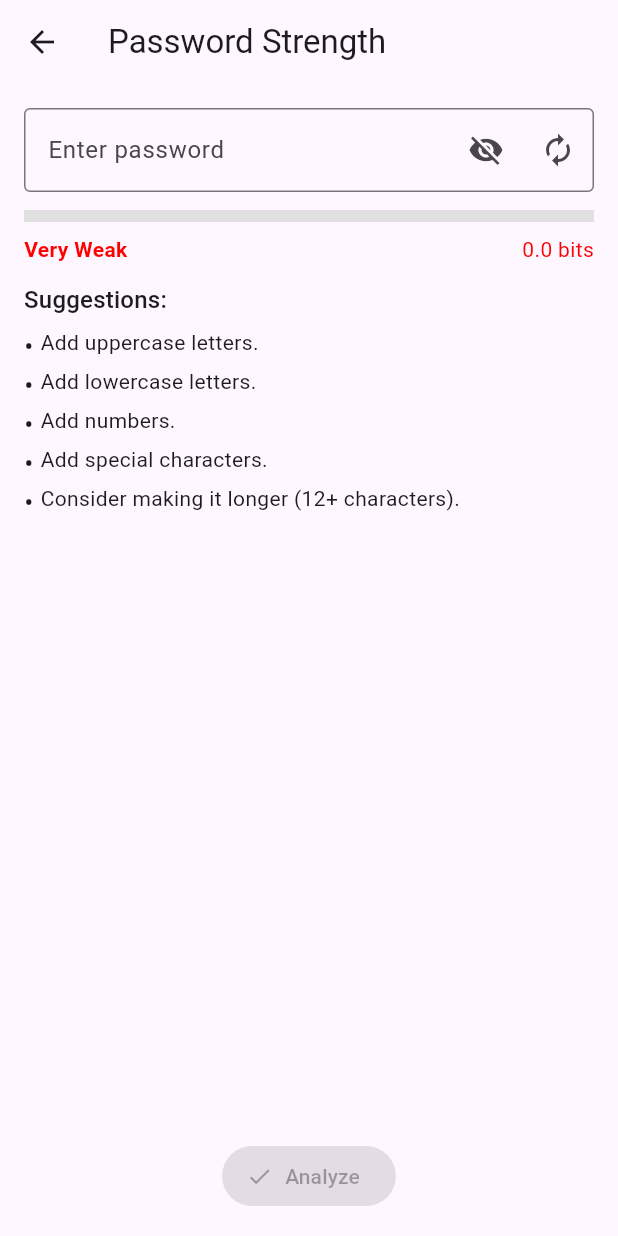
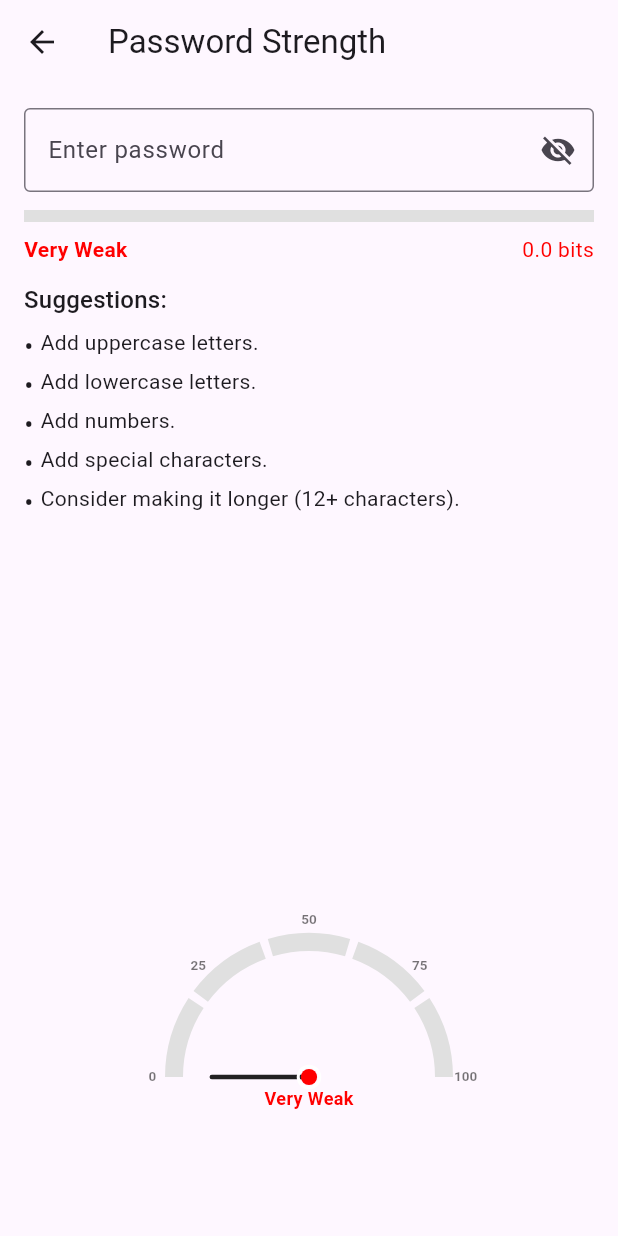
Before and after one commit to MOMORII/SSD, a Flutter app: the screen it shows after launch, after a tap on "Strength Tester", on a phone screen of 412 x 824 dp. Run offline on Flutter 3.47's test engine with Material 3 defaults, Android fonts, the phone set to English and light mode, and no system bars; our stand-ins replace confetti, sqflite, sqflite_common_ffi; accounts and stored records are empty.

Commit message:
staging changes

```diff
--- a/password_hygiene_coach/lib/screens/StrengthFeedback.dart
+++ b/password_hygiene_coach/lib/screens/StrengthFeedback.dart
@@ -1,5 +1,5 @@
 import 'package:flutter/material.dart';
-import 'package:flutter/services.dart';
+import 'dart:math' as math;
 import '../utils/password_utils.dart';
 
 /// --- MAIN CONTROLLER SCREEN ---
@@ -65,36 +65,6 @@ class _StrengthFeedbackScreenState extends State<StrengthFeedbackScreen> {
 
   void _onPasswordChanged(String v) => _updateMetrics(v);
 
-  Future<void> _generatePassword() async {
-    final generated = PasswordGenerator.generate(
-      length: 16,
-      useLowercase: true,
-      useUppercase: true,
-      useNumbers: true,
-      useSymbols: true,
-    );
-    _updateMetrics(generated);
-
-    // show generated password and offer to copy
-    await showDialog(
-      context: context,
-      builder: (ctx) => AlertDialog(
-        title: const Text('Generated password'),
-        content: SelectableText(generated),
-        actions: [
-          TextButton(
-            onPressed: () {
-              Clipboard.setData(ClipboardData(text: generated));
-              Navigator.pop(ctx);
-            },
-            child: const Text('Copy'),
-          ),
-          TextButton(onPressed: () => Navigator.pop(ctx), child: const Text('Close')),
-        ],
-      ),
-    );
-  }
-
   @override
   Widget build(BuildContext context) {
     return FutureBuilder<void>(
@@ -117,19 +87,9 @@ class _StrengthFeedbackScreenState extends State<StrengthFeedbackScreen> {
                   decoration: InputDecoration(
                     labelText: 'Enter password',
                     border: const OutlineInputBorder(),
-                    suffixIcon: Row(
-                      mainAxisSize: MainAxisSize.min,
-                      children: [
-                        IconButton(
-                          icon: Icon(_obscure ? Icons.visibility_off : Icons.visibility),
-                          onPressed: () => setState(() => _obscure = !_obscure),
-                        ),
-                        IconButton(
-                          icon: const Icon(Icons.autorenew),
-                          tooltip: 'Generate',
-                          onPressed: _generatePassword,
-                        ),
-                      ],
+                    suffixIcon: IconButton(
+                      icon: Icon(_obscure ? Icons.visibility_off : Icons.visibility),
+                      onPressed: () => setState(() => _obscure = !_obscure),
                     ),
                   ),
                 ),
@@ -149,32 +109,51 @@ class _StrengthFeedbackScreenState extends State<StrengthFeedbackScreen> {
                   ],
                 ),
                 const SizedBox(height: 12),
-                // Simple suggestions based on missing character classes and length
                 Align(alignment: Alignment.centerLeft, child: Text('Suggestions:', style: Theme.of(context).textTheme.titleMedium)),
                 const SizedBox(height: 6),
-                ..._buildSuggestions(),
-                const Spacer(),
-                ElevatedButton.icon(
-                  onPressed: _password.isEmpty
-                      ? null
-                      : () {
-                          showDialog(
-                            context: context,
-                            builder: (_) => AlertDialog(
-                              title: const Text('Password analyzed'),
-                              content: Text('Strength: $_label\nEntropy: ${_entropy.toStringAsFixed(1)} bits'),
-                              actions: [TextButton(onPressed: () => Navigator.pop(context), child: const Text('OK'))],
-                            ),
-                          );
-                        },
-                  icon: const Icon(Icons.check),
-                  label: const Text('Analyze'),
+                Expanded(
+                  child: SingleChildScrollView(
+                    child: Column(
+                      children: _buildSuggestions(),
+                    ),
+                  ),
+                ),
+                const SizedBox(height: 12),
+                // Gauge/Speedometer widget at bottom
+                SizedBox(
+                  height: 180,
+                  child: _buildGauge(),
                 ),
               ],
             ),
           ),
         );
       },
+    );
+  }
+
+  Widget _buildGauge() {
+    return CustomPaint(
+      painter: GaugePainter(
+        progress: _progress,
+        color: _color,
+      ),
+      child: Center(
+        child: Column(
+          mainAxisAlignment: MainAxisAlignment.center,
+          children: [
+            const SizedBox(height: 28),
+            Text(
+              _label,
+              style: TextStyle(
+                fontSize: 12,
+                fontWeight: FontWeight.bold,
+                color: _color,
+              ),
+            ),
+          ],
+        ),
+      ),
     );
   }
 
@@ -201,3 +180,91 @@ class _StrengthFeedbackScreenState extends State<StrengthFeedbackScreen> {
         .toList();
   }
 }
+
+/// Custom painter for the gauge/speedometer
+class GaugePainter extends CustomPainter {
+  final double progress; // 0.0 to 1.0
+  final Color color;
+
+  GaugePainter({required this.progress, required this.color});
+
+  @override
+  void paint(Canvas canvas, Size size) {
+    final center = Offset(size.width / 2, size.height / 2);
+    final radius = math.min(size.width, size.height) / 2;
+
+    const double startAngle = -math.pi; // left
+    const double totalArc = math.pi; // semicircle
+    const int segments = 5;
+    const double gap = 0.06; // gap between segments (radians)
+    final double totalGaps = gap * (segments - 1);
+    final double sweepPerSegment = (totalArc - totalGaps) / segments;
+    final double filledAngle = totalArc * progress;
+
+    // Draw gray background arcs
+    final Paint bgPaint = Paint()
+      ..color = Colors.grey.shade300
+      ..strokeWidth = 12
+      ..style = PaintingStyle.stroke
+      ..strokeCap = StrokeCap.butt;
+
+    for (int i = 0; i < segments; i++) {
+      final double segStart = startAngle + i * (sweepPerSegment + gap);
+      canvas.drawArc(Rect.fromCircle(center: center, radius: radius), segStart, sweepPerSegment, false, bgPaint);
+    }
+
+    // Draw filled colored portion (use password strength color directly)
+    final Paint fgPaint = Paint()
+      ..color = color
+      ..strokeWidth = 12
+      ..style = PaintingStyle.stroke
+      ..strokeCap = StrokeCap.round;
+    canvas.drawArc(Rect.fromCircle(center: center, radius: radius), startAngle, filledAngle, false, fgPaint);
+
+    // Needle
+    final double needleAngle = startAngle + filledAngle;
+    final Offset needleEnd = Offset(
+      center.dx + radius * 0.72 * math.cos(needleAngle),
+      center.dy + radius * 0.72 * math.sin(needleAngle),
+    );
+    final Paint needlePaint = Paint()
+      ..color = Colors.black87
+      ..strokeWidth = 3
+      ..strokeCap = StrokeCap.round;
+    canvas.drawLine(center, needleEnd, needlePaint);
+
+    // Center cap
+    final Paint capStroke = Paint()
+      ..color = Colors.white
+      ..style = PaintingStyle.stroke
+      ..strokeWidth = 2;
+    final Paint capFill = Paint()..color = color;
+    canvas.drawCircle(center, radius * 0.08, capStroke);
+    canvas.drawCircle(center, radius * 0.06, capFill);
+
+    // Numeric labels
+    final List<String> labels = ['0', '25', '50', '75', '100'];
+    for (int i = 0; i < labels.length; i++) {
+      final double pos = i / (labels.length - 1);
+      final double angle = startAngle + totalArc * pos;
+      final Offset labelPos = Offset(
+        center.dx + (radius + radius * 0.16) * math.cos(angle),
+        center.dy + (radius + radius * 0.16) * math.sin(angle),
+      );
+      final textPainter = TextPainter(
+        text: TextSpan(
+          text: labels[i],
+          style: const TextStyle(color: Colors.black54, fontSize: 9, fontWeight: FontWeight.bold),
+        ),
+        textDirection: TextDirection.ltr,
+      );
+      textPainter.layout();
+      textPainter.paint(canvas, labelPos - Offset(textPainter.width / 2, textPainter.height / 2));
+    }
+  }
+
+  @override
+  bool shouldRepaint(GaugePainter oldDelegate) {
+    return oldDelegate.progress != progress || oldDelegate.color != color;
+  }
+}
--- a/password_hygiene_coach/lib/utils/password_utils.dart
+++ b/password_hygiene_coach/lib/utils/password_utils.dart
@@ -26,9 +26,9 @@ class PasswordStrength {
 
   // Converts entropy bits to a visual strength level
   static String getStrengthLabel(double entropy) {
-    if (entropy < 30) return 'Very Weak';
-    if (entropy < 60) return 'Weak';
-    if (entropy < 80) return 'Moderate';
+    if (entropy < 25) return 'Very Weak';
+    if (entropy < 50) return 'Weak';
+    if (entropy < 75) return 'Moderate';
     if (entropy < 100) return 'Strong';
     return 'Very Strong';
   }
@@ -36,9 +36,9 @@ class PasswordStrength {
   // Converts entropy bits to a color for meter
 
   static Color getStrengthColor(double entropy) {
-    if (entropy < 30) return Color(0xFFFF0000); // Red
-    if (entropy < 60) return Color(0xFFFFA500); // Orange
-    if (entropy < 80) return Color(0xFFFFFF00); // Yellow
+    if (entropy < 25) return Color(0xFFFF0000); // Red
+    if (entropy < 50) return Color(0xFFFFA500); // Orange
+    if (entropy < 75) return Color.fromARGB(255, 243, 227, 48); // Yellow
     if (entropy < 100) return Color(0xFF9ACD32); // YellowGreen
     return Color(0xFF008000); // Green
   }
```
